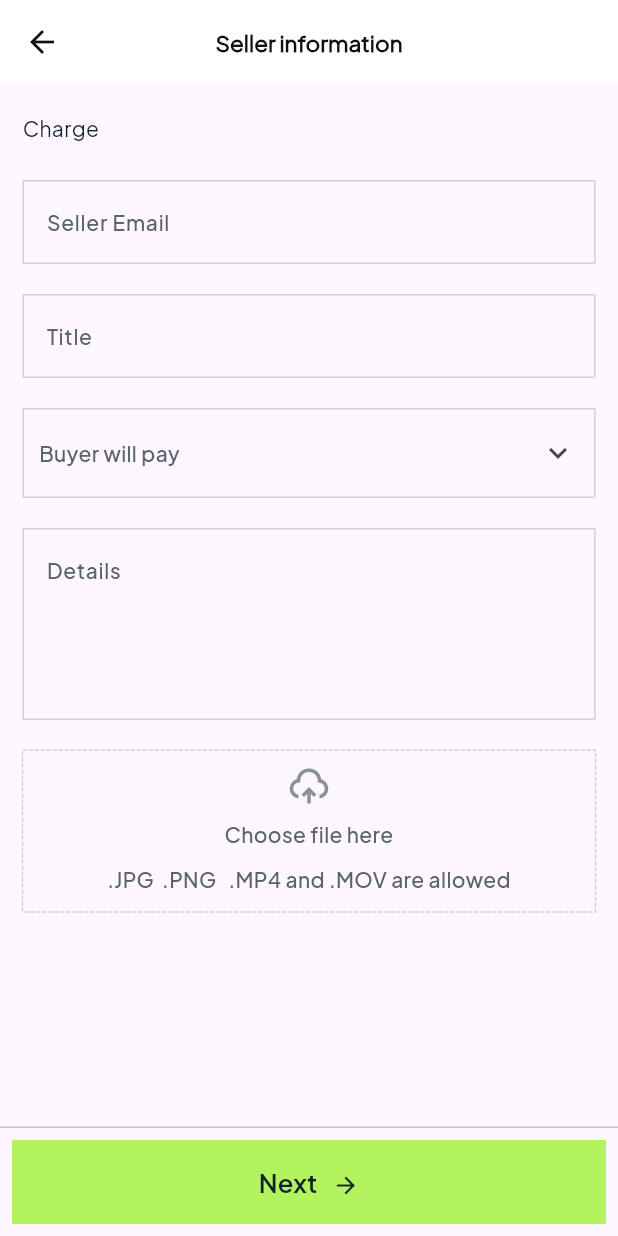
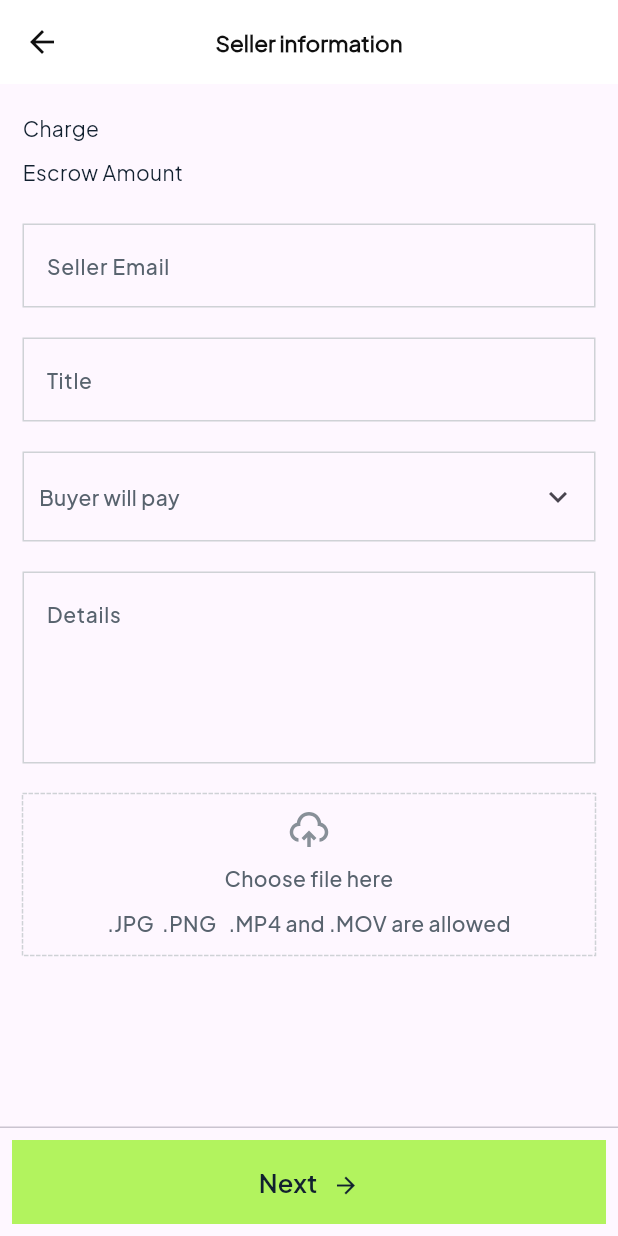
Before and after one commit to uzzist/infinite_escrow, a Flutter app: the SellerInfoScreen screen opened directly with empty values, on a phone screen of 412 x 824 dp. Run offline on Flutter 3.47's test engine with Material 3 defaults, Android fonts, the light colour scheme and no system bars; drawn by our look-alikes of dotted_border; our stand-ins replace animated_bottom_navigation_bar, file_picker, flutter_chat_bubble, flutter_otp_text_field, flutter_svg, get and 6 more; accounts and stored records are empty; network calls fail; project files that could hold a hidden picture were left out.

Commit message:
escrow amount issue fixed

```diff
--- a/lib/screens/newEscrow/controller/new_escrow_controller.dart
+++ b/lib/screens/newEscrow/controller/new_escrow_controller.dart
@@ -2,8 +2,9 @@ import 'package:infinite_escrow/routes/routes.dart';
 
 class NewEscrowController extends GetxController {
   RxString coin = "Naira".obs;
-  RxString type = "1".obs;
+  RxString type = ''.obs;
   String value = '';
+  String charge = '';
   RxBool isSeller = true.obs;
   RxBool isBuyer = false.obs;
 }
--- a/lib/screens/newEscrow/escrow_detail_screen.dart
+++ b/lib/screens/newEscrow/escrow_detail_screen.dart
@@ -107,6 +107,7 @@ class _EscrowDetailScreenState extends State<EscrowDetailScreen> {
                                     child: TextButton(
                                         onPressed: () {
                                           if (model?.status != 2) {
+                                            Get.back();
                                             SnackBarMessage.errorSnackbar(
                                                 context,
                                                 'You can not cancel this escrow');
--- a/lib/screens/newEscrow/escrow_withdraw_screen.dart
+++ b/lib/screens/newEscrow/escrow_withdraw_screen.dart
@@ -5,7 +5,8 @@ class EscrowWithdrawScreen extends StatelessWidget {
   String tTitle;
   String price;
   String coin;
-  EscrowWithdrawScreen({super.key,required this.tTitle,  required this.title, required this.price, required this.coin});
+  String escrowType;
+  EscrowWithdrawScreen({super.key,required this.tTitle,  required this.title, required this.price, required this.coin, required this.escrowType});
 
   @override
   Widget build(BuildContext context) {
@@ -100,7 +101,7 @@ class EscrowWithdrawScreen extends StatelessWidget {
                         fontWeight: FontWeight.w500),
                   ),
                   Text(
-                    "Car Purchase",
+                    "$escrowType",
                     style: TextStyle(
                         color: ColorConstant.midNight,
                         fontSize: 15,
--- a/lib/screens/newEscrow/seller_info_screen.dart
+++ b/lib/screens/newEscrow/seller_info_screen.dart
@@ -9,7 +9,8 @@ import 'package:infinite_escrow/routes/routes.dart';
 class SellerInfoScreen extends StatefulWidget {
   NewEscrowController newEscrowController;
   String coin;
-  SellerInfoScreen({Key? key, required this.newEscrowController, required this.coin}) : super(key: key);
+  String escrowType;
+  SellerInfoScreen({Key? key, required this.newEscrowController, required this.coin, required this.escrowType}) : super(key: key);
 
   @override
   State<SellerInfoScreen> createState() => _SellerInfoScreenState();
@@ -72,6 +73,7 @@ class _SellerInfoScreenState extends State<SellerInfoScreen> {
                       title: data['title'].toString() ?? '',
                         tTitle: "New Escrow submitted successfully",
                         coin: widget.coin.toString(),
+                        escrowType: widget.escrowType,
                       ));
                     }else{
                       SnackBarMessage.errorSnackbar(context, value.message);
@@ -111,6 +113,46 @@ class _SellerInfoScreenState extends State<SellerInfoScreen> {
                   children: [
                     Text(
                       "Charge",
+                      style: TextStyle(
+                          color: ColorConstant.midNight,
+                          fontSize: 14,
+                          fontWeight: FontWeight.w500),
+                    ),
+                    Row(
+                      children: [
+                        // Text(
+                        //   widget.newEscrowController.value,
+                        //   style: TextStyle(
+                        //       color: ColorConstant.midNight,
+                        //       fontSize: 20,
+                        //       fontWeight: FontWeight.w600),
+                        // ),
+                        Text(
+                          widget.newEscrowController.charge,
+                          style: TextStyle(
+                              color: ColorConstant.midNight,
+                              fontSize: 20,
+                              fontWeight: FontWeight.w600),
+                        ),
+                        SizedBox(
+                          width: 5,
+                        ),
+                        Text(
+                          widget.coin,
+                          style: TextStyle(
+                              color: ColorConstant.midNight,
+                              fontSize: 14,
+                              fontWeight: FontWeight.w500),
+                        ),
+                      ],
+                    ),
+                  ],
+                ),
+                Row(
+                  mainAxisAlignment: MainAxisAlignment.spaceBetween,
+                  children: [
+                    Text(
+                      "Escrow Amount",
                       style: TextStyle(
                           color: ColorConstant.midNight,
                           fontSize: 14,
--- a/lib/screens/otpScreen/otp_screen.dart
+++ b/lib/screens/otpScreen/otp_screen.dart
@@ -120,7 +120,7 @@ class _OTPScreenState extends State<OTPScreen> {
                       onPressed:  loading ? (){}:  () {
                         var otp = controller.map((e) => e?.value.text).join('');
                         var data = {
-                            'code': otp.toString(),
+                          'email_verified_code': otp.toString(),
                           'email': widget.email.toString()
                         };
                         if(widget.type == 3){
@@ -141,7 +141,7 @@ class _OTPScreenState extends State<OTPScreen> {
                               navigateToPage(ChangePassword(isForget: true, email: widget.email ?? '', token: value.data['data']['token'] ?? '',));
                             }else{
                               if(widget.type != 3){
-                                http.sendVerification(widget.email ?? '', 'phone');
+                                //http.sendVerification(widget.email ?? '', 'phone');
                                 SnackBarMessage.successSnackbar(context,
                                     "Email Verify successfully");
                                 setState(() {
```
Also changed, not shown: lib/screens/newEscrow/new_escrow_screen.dart (+14 -1 lines). Lines whose indentation alone changed are shown as unchanged.
